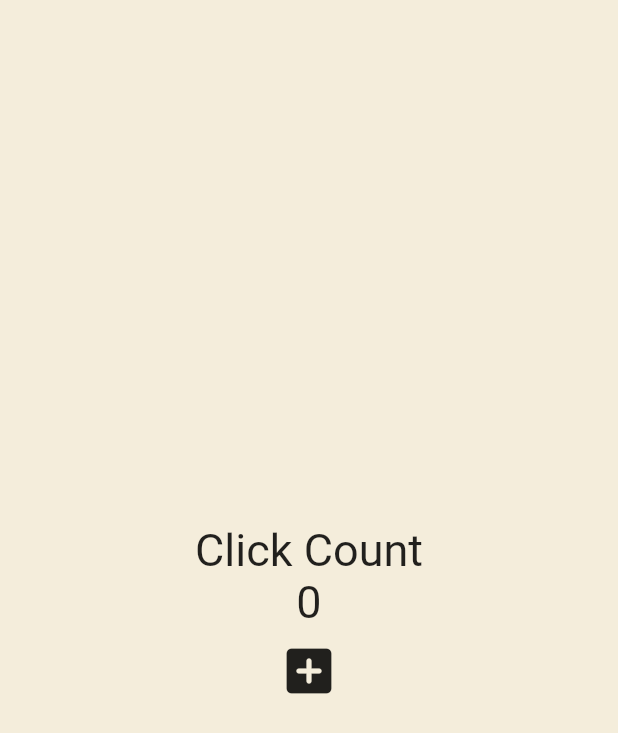
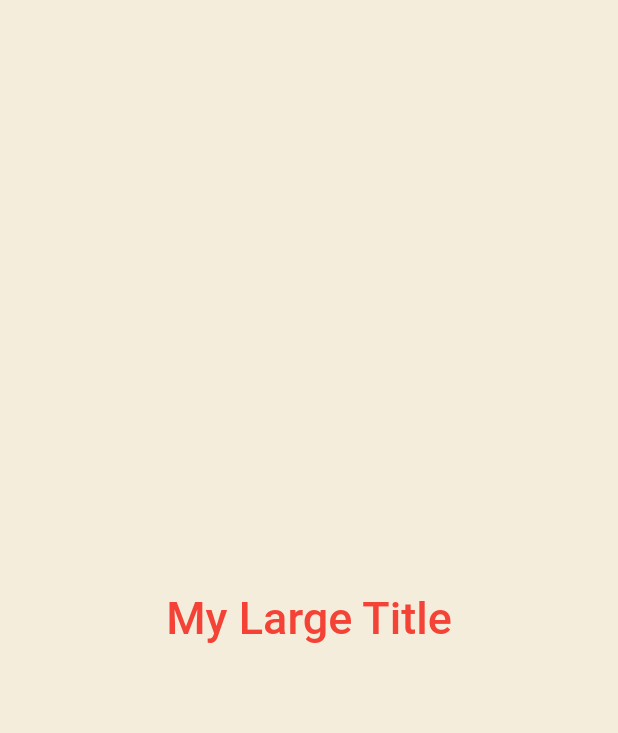
Before and after one commit to kanziw/learn-flutter, a Flutter app: the screen it shows after launch, on a phone screen of 412 x 824 dp. Shown: the top 733 px of the screen. Run offline on Flutter 3.47's test engine with Material 2 defaults, Android fonts, the phone set to English and light mode, and no system bars.

Commit message:
Use theme in context

```diff
--- a/toonflix/lib/main.dart
+++ b/toonflix/lib/main.dart
@@ -12,38 +12,24 @@ class App extends StatefulWidget {
 }
 
 class _AppState extends State<App> {
-  int counter = 0;
-
-  void onClicked() {
-    setState(() {
-      counter += 1;
-    });
-  }
-
   @override
   Widget build(BuildContext context) {
     return MaterialApp(
-      home: Scaffold(
-        backgroundColor: const Color(0xFFF4EDDB),
+      theme: ThemeData(
+        textTheme: const TextTheme(
+          titleLarge: TextStyle(
+            fontSize: 30,
+            color: Colors.red,
+          ),
+        ),
+      ),
+      home: const Scaffold(
+        backgroundColor: Color(0xFFF4EDDB),
         body: Center(
           child: Column(
             mainAxisAlignment: MainAxisAlignment.center,
             children: [
-              const Text(
-                'Click Count',
-                style: TextStyle(fontSize: 30),
-              ),
-              Text(
-                '$counter',
-                style: const TextStyle(fontSize: 30),
-              ),
-              IconButton(
-                iconSize: 40,
-                onPressed: onClicked,
-                icon: const Icon(
-                  Icons.add_box_rounded,
-                ),
-              )
+              MyLargeTitle(),
             ],
           ),
         ),
@@ -51,3 +37,17 @@ class _AppState extends State<App> {
     );
   }
 }
+
+class MyLargeTitle extends StatelessWidget {
+  const MyLargeTitle({
+    super.key,
+  });
+
+  @override
+  Widget build(BuildContext context) {
+    return Text(
+      'My Large Title',
+      style: Theme.of(context).textTheme.titleLarge,
+    );
+  }
+}
```
